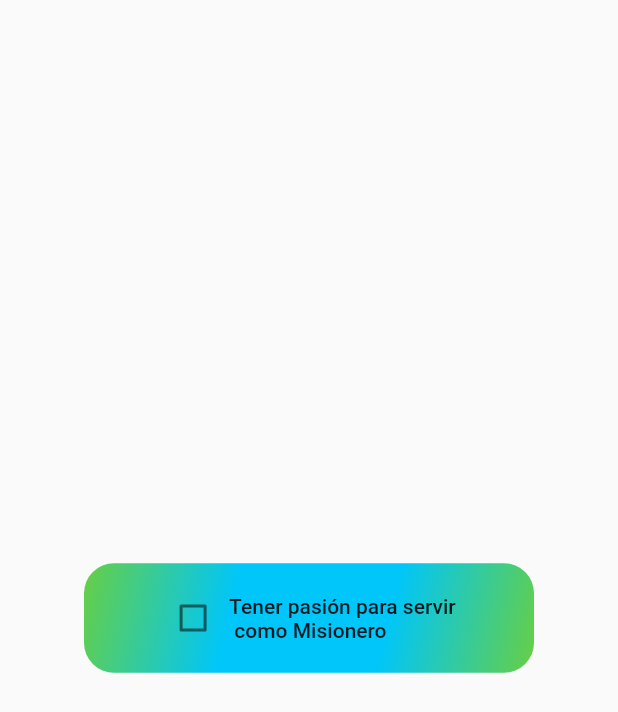
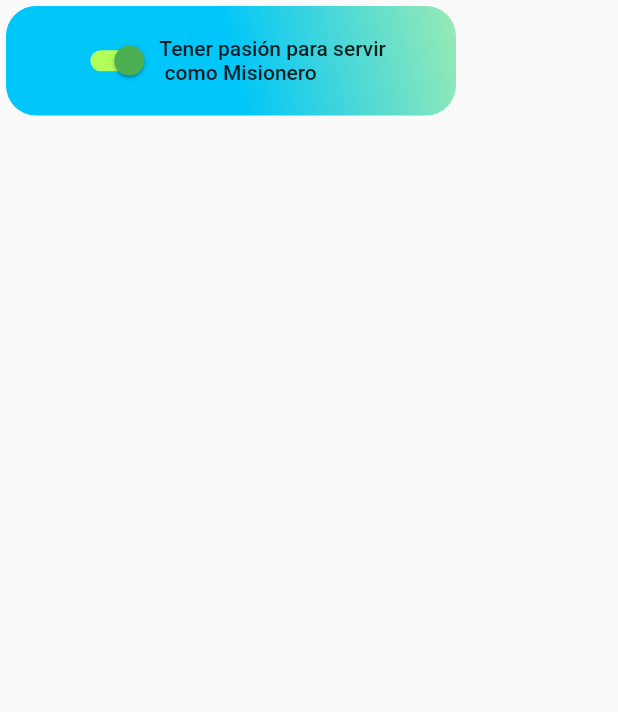
Before and after one commit to jpgotopo/firebase-authetication-login, a Flutter app: the DataInfo widget shown alone on an empty page, opened directly, on a phone screen of 412 x 824 dp. Shown: the top 712 px of the screen. Run offline on Flutter 3.47's test engine with Material 2 defaults, Android fonts, the phone set to English and light mode, and no system bars; our stand-ins replace firebase_auth, flare_flutter, flutter_local_notifications, rxdart, shared_preferences; missing offline and left inert: timeline_list; accounts and stored records are empty; network calls fail.

Commit message:
Creando info Fase 2

```diff
--- a/lib/pages/mainTabs.dart
+++ b/lib/pages/mainTabs.dart
@@ -17,7 +17,7 @@ class MainTabsPage extends StatelessWidget {
             children: <Widget>[
               TodosPage(),
               LineaTiempo(),
-              InfoFase1(),
+              InfoFase2()
               //PhasesGpm(),
             ],
 
--- a/lib/screens/fases.dart
+++ b/lib/screens/fases.dart
@@ -1,5 +1,18 @@
 import 'package:flutter/material.dart';
 
+class ScreenPhases extends StatelessWidget {
+  @override
+  Widget build(BuildContext context) {
+    return MaterialApp(
+      home: PhasesGpm(),
+      routes: <String, WidgetBuilder>{
+        '/screen1': (BuildContext context) => PhasesGpm(),
+        '/screen2': (BuildContext context) => InfoFase1(),
+        //TODO terminar las rutas
+      },
+    );
+  }
+}
 class PhasesGpm extends StatelessWidget {
 
   @override
@@ -16,6 +29,7 @@ class PhasesGpm extends StatelessWidget {
             mainAxisAlignment: MainAxisAlignment.start,
 
             children: <Widget>[
+
               BannerTitled(
                 color: Color(0xFFFE9000),
                 texto: 'Fases',
@@ -44,14 +58,11 @@ class PhasesGpm extends StatelessWidget {
       )
     );
 
-
-
-
-
+  }
 
 }
 
-}
+
 
 class BannerTitled extends StatelessWidget {
   BannerTitled({this.color, this.texto, this.ancho});
@@ -110,6 +121,9 @@ class InfoFase1 extends StatelessWidget {
                 ancho: 0.3
               ),
             ),
+            Padding(
+              padding: EdgeInsets.all(10),
+            ),
             DataInfo(
               info: 'Tener pasión para servir \n como Misionero',
             ),
@@ -132,6 +146,52 @@ class InfoFase1 extends StatelessWidget {
   }
 }
 
+class InfoFase2 extends StatelessWidget {
+  @override
+  Widget build(BuildContext context) {
+    return Padding(
+      padding: const EdgeInsets.all(8.0),
+      child: Center(
+        child: Column(
+
+          children: <Widget>[
+            SizedBox(height: 32.0),
+            Padding(
+              padding: const EdgeInsets.only(bottom:12.0),
+              child: BannerTitled(
+                color: Color(0xFFFE7700),
+                texto: 'Fase 2',
+                ancho: 0.3
+              ),
+            ),
+            Padding(
+              padding: EdgeInsets.all(10),
+            ),
+            ListView(),
+            DataInfo(
+              info: 'Tener claro el llamado misionero',
+            ),
+
+            DataInfo(
+              info: 'Tener claro el lugar del llamado \nmisionero',
+            ),
+            DataInfo(
+              info: 'Participar activamente del  GPM \nRegional',
+            ),
+            DataInfo(
+              info: 'Participar activamente de \n las clases del Manual Vamos',
+            ),
+            DataInfo(
+              info: 'Apoyar a algún proyecto, ya sea \n en oración, movilización u ofrenda ',
+            ),
+
+          ],
+        )
+      ),
+    );
+  }
+}
+
 class DataInfo extends StatefulWidget {
   DataInfo({Key key, this.info});
   final String info;
@@ -147,50 +207,62 @@ class _DataInfoState extends State<DataInfo> {
   @override
   Widget build(BuildContext context) {
 
-    bool marcado1 = false;
+    //bool _marcado1 = false;
+    bool isSwitched = true;
+    return Material(
 
-    return Center(
-      child: Stack(
-        alignment: Alignment.center,
+      child: Padding(
+        padding: const EdgeInsets.all(4.0),
+        child: Container(
+          child: Row(
+
+            mainAxisAlignment: MainAxisAlignment.center,
             children: <Widget>[
+              /* Checkbox(
+                value: _marcado1,
+                onChanged: (bool valor) {
+                  setState((){
+                    _marcado1 = valor;
+                  });
+                },
+              ), */
+              Switch(
+                value: isSwitched,
+                onChanged: (value) {
+                  setState(() {
+                    isSwitched = value;
+                  });
+                },
+                activeTrackColor: Colors.lightGreenAccent,
+                activeColor: Colors.green[500],
+              ),
+              Text(widget.info, style: TextStyle(fontSize: 14, fontWeight: FontWeight.w500)),
+            ],
+          ),
+          //padding: EdgeInsets.all(10.0),
 
-            Container(
-
-              padding: EdgeInsets.all(10.0),
           height: 73.0,
           width: 300.0,
           decoration: BoxDecoration(
             borderRadius: BorderRadius.circular(20.0),
             gradient: LinearGradient(
-                  begin: Alignment.topLeft,
-                  end: Alignment.bottomRight,
+              begin: Alignment.topRight,
+              end: Alignment.bottomLeft,
               colors: <Color>[
-                    Color(0xFF67cf44),
+                Color(0xFF99ebb4),
                 Color(0xFF00C6F9),
                 Color(0xFF00C6F9),
-                    Color(0xFF67CF44),
+
               ],
             ),
           )
         ),
-            Row(
-
-              mainAxisAlignment: MainAxisAlignment.center,
-              children: <Widget>[
-                Checkbox(
-                  value: marcado1,
-                  onChanged: (bool value) {
-                    setState((){
-                      marcado1 = !value;
-                    });
-                  },
-                ),
-                Text(widget.info, style: TextStyle(fontSize: 14, fontWeight: FontWeight.w500)),
-              ],
       ),
 
-          ],
-        ),
+
+
+
+
 
     );
   }
```
Lines whose indentation alone changed are shown as unchanged.
